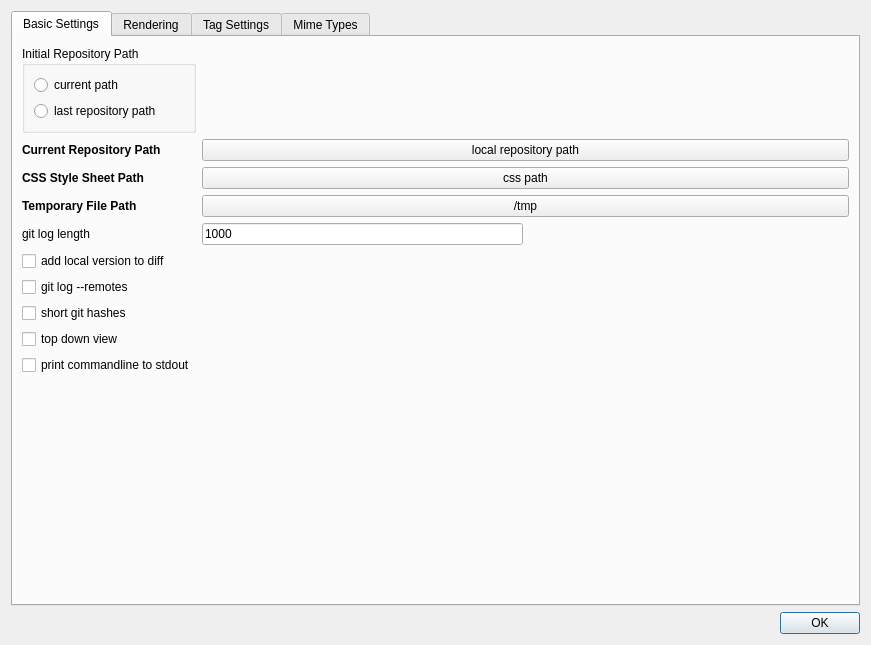
First picture: the form in gvtree_preferences.ui, repository wtr9987/gvtree, before the edit.
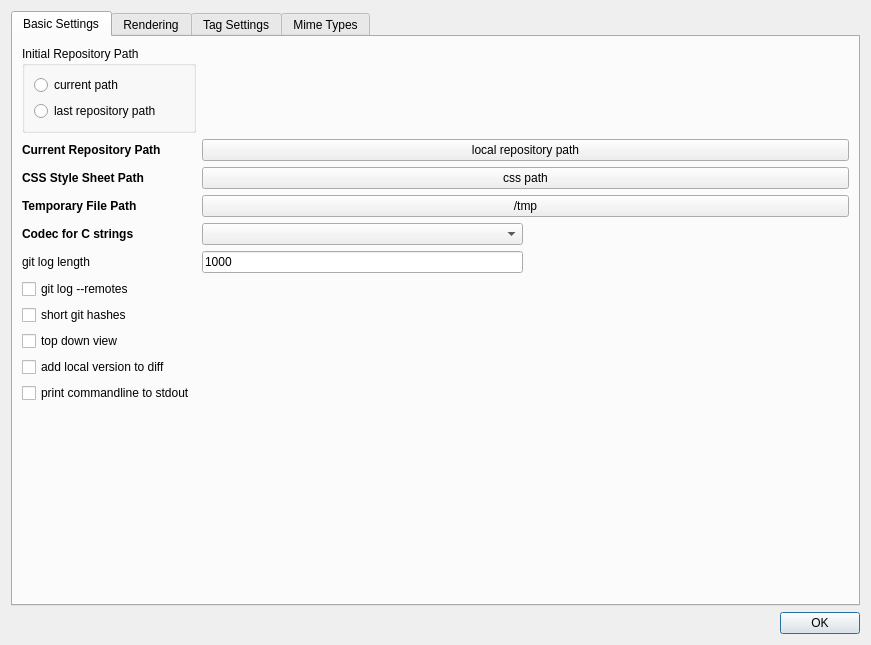
Second picture: the form after the edit. The open tabs and pages were chosen to show the change. Icons and pictures are not drawn. Custom widgets are drawn as their Qt base class.

Commit message: Usage of QTextCodec to render german umlauts.

The edit to the form file:
```diff
--- a/gvtree_preferences.ui
+++ b/gvtree_preferences.ui
@@ -79,7 +79,7 @@
          </layout>
         </widget>
        </item>
-       <item row="17" column="1">
+       <item row="21" column="1">
         <spacer name="verticalSpacer">
          <property name="orientation">
           <enum>Qt::Vertical</enum>
@@ -92,27 +92,14 @@
          </property>
         </spacer>
        </item>
-       <item row="4" column="1">
+       <item row="6" column="1">
         <widget class="QLabel" name="lbGitLogLength">
          <property name="text">
           <string>git log length</string>
          </property>
         </widget>
        </item>
-       <item row="5" column="1">
-        <widget class="QCheckBox" name="diff_local_files">
-         <property name="focusPolicy">
-          <enum>Qt::NoFocus</enum>
-         </property>
-         <property name="toolTip">
-          <string>If checked, the current local file is added to the comparison of different versions. </string>
-         </property>
-         <property name="text">
-          <string>add local version to diff</string>
-         </property>
-        </widget>
-       </item>
-       <item row="7" column="1">
+       <item row="10" column="1">
         <widget class="QCheckBox" name="remotes">
          <property name="toolTip">
           <string>Add the --remotes option to git log calls.</string>
@@ -122,7 +109,7 @@
          </property>
         </widget>
        </item>
-       <item row="8" column="1">
+       <item row="11" column="1">
         <widget class="QCheckBox" name="git_short_hashes">
          <property name="toolTip">
           <string>This option controls if %h or %H is used to retrieve hash values from git. </string>
@@ -132,7 +119,7 @@
          </property>
         </widget>
        </item>
-       <item row="9" column="1">
+       <item row="12" column="1">
         <widget class="QCheckBox" name="top_down_view">
          <property name="toolTip">
           <string>In git log the latest version is printed on the top. To print the earliest node (root node) at the top, choose the top down view here.</string>
@@ -142,7 +129,7 @@
          </property>
         </widget>
        </item>
-       <item row="4" column="2">
+       <item row="6" column="2">
         <widget class="QLineEdit" name="git_log_lines">
          <property name="focusPolicy">
           <enum>Qt::ClickFocus</enum>
@@ -201,7 +188,7 @@
          </property>
         </widget>
        </item>
-       <item row="4" column="3">
+       <item row="6" column="3">
         <spacer name="horizontalSpacer_2">
          <property name="orientation">
           <enum>Qt::Horizontal</enum>
@@ -214,7 +201,7 @@
          </property>
         </spacer>
        </item>
-       <item row="10" column="1">
+       <item row="14" column="1">
         <widget class="QCheckBox" name="print_cmd_to_stdout">
          <property name="toolTip">
           <string>If an external program is called from gvtree the used commandline is echoed to stdout.</string>
@@ -244,6 +231,51 @@
          </property>
         </widget>
        </item>
+       <item row="5" column="3">
+        <spacer name="horizontalSpacer_3">
+         <property name="orientation">
+          <enum>Qt::Horizontal</enum>
+         </property>
+         <property name="sizeHint" stdset="0">
+          <size>
+           <width>40</width>
+           <height>20</height>
+          </size>
+         </property>
+        </spacer>
+       </item>
+       <item row="5" column="1">
+        <widget class="QLabel" name="lbCodecForCStrings">
+         <property name="font">
+          <font>
+           <weight>75</weight>
+           <bold>true</bold>
+          </font>
+         </property>
+         <property name="toolTip">
+          <string>Restart of the application is necessary.</string>
+         </property>
+         <property name="text">
+          <string>Codec for C strings</string>
+         </property>
+        </widget>
+       </item>
+       <item row="13" column="1">
+        <widget class="QCheckBox" name="diff_local_files">
+         <property name="focusPolicy">
+          <enum>Qt::NoFocus</enum>
+         </property>
+         <property name="toolTip">
+          <string>If checked, the current local file is added to the comparison of different versions. </string>
+         </property>
+         <property name="text">
+          <string>add local version to diff</string>
+         </property>
+        </widget>
+       </item>
+       <item row="5" column="2">
+        <widget class="QComboBox" name="cbCodecForCStrings"/>
+       </item>
       </layout>
      </widget>
      <widget class="QWidget" name="tabWidgetPage2">
```
Left out of the diff: 14 changed lines with no effect on the pictures. The commit also changes 5 other files.
